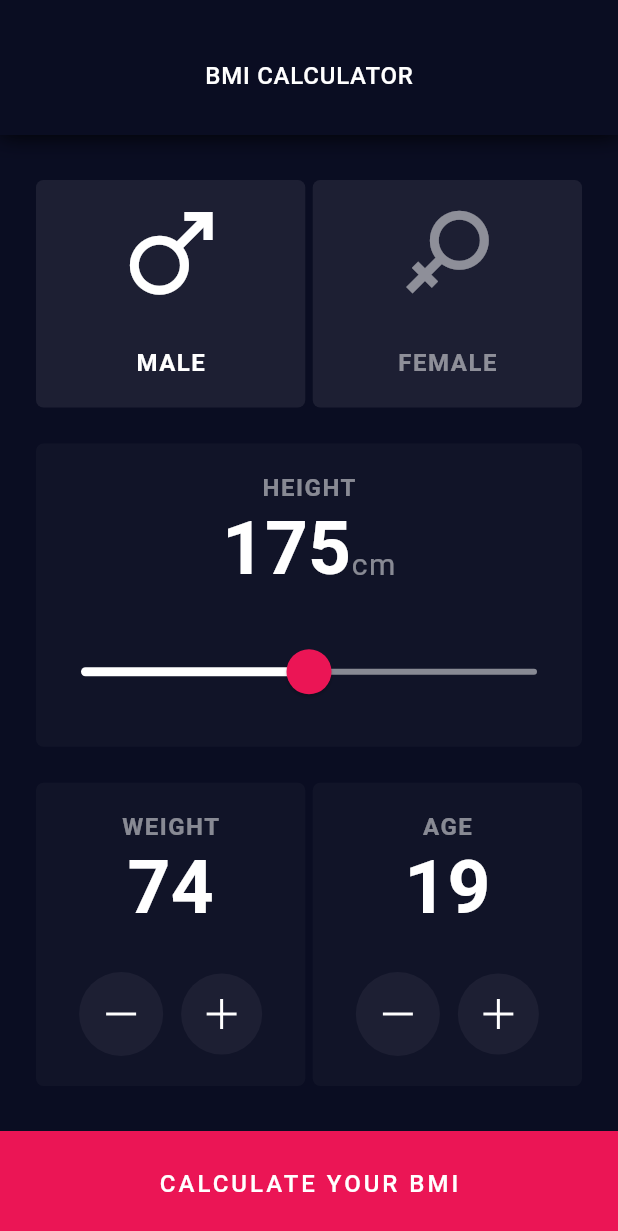
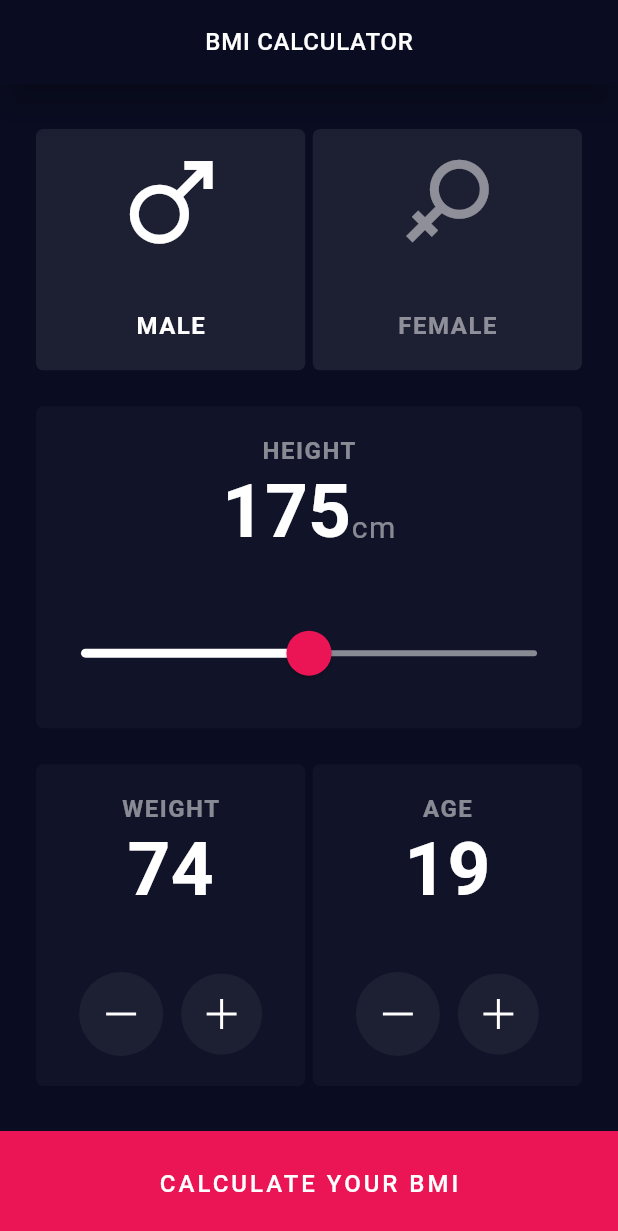
Before and after one commit to ruskakimov/bmi_calculator, a Flutter app: the screen it shows after launch, on a phone screen of 412 x 824 dp. Shown: the top 1231 px of the screen. Run offline on Flutter 3.47's test engine with Material 2 defaults, Android fonts, the phone set to English and light mode, and no system bars.

Commit message:
update appbar

```diff
--- a/lib/input_page.dart
+++ b/lib/input_page.dart
@@ -36,7 +36,9 @@ class _InputPageState extends State<InputPage> {
 
   @override
   Widget build(BuildContext context) {
-    return Column(
+    return Scaffold(
+      appBar: widgets.CustomAppBar('BMI CALCULATOR'),
+      body: Column(
         children: <Widget>[
           Expanded(
             child: Padding(
@@ -94,8 +96,14 @@ class _InputPageState extends State<InputPage> {
               ),
             ),
           ),
-        widgets.PrimaryButton('CALCULATE YOUR BMI'),
+          widgets.PrimaryButton(
+            'CALCULATE YOUR BMI',
+            onPress: () {
+              Navigator.of(context).pushNamed('result');
+            },
+          ),
         ],
+      ),
     );
   }
 }
--- a/lib/main.dart
+++ b/lib/main.dart
@@ -26,7 +26,7 @@ class BMICalculator extends StatelessWidget {
         accentColor: BmiColors.blue3,
         primaryColor: BmiColors.pink,
         highlightColor: BmiColors.white,
-        textTheme: TextTheme(
+        textTheme: const TextTheme(
           title: TextStyle(
             fontSize: 16,
             color: BmiColors.white,
@@ -56,23 +56,21 @@ class BMICalculator extends StatelessWidget {
           ),
         ),
       ),
-      home: Stack(
-        children: <Widget>[
-          Image(
-            image: AssetImage('images/selector_page.png'),
-            alignment: Alignment.bottomCenter,
-            width: double.infinity,
-            fit: BoxFit.contain,
-          ),
-          Opacity(
-            opacity: 1,
-            child: Scaffold(
-              appBar: widgets.AppBar('BMI CALCULATOR'),
-              body: InputPage(),
-            ),
-          ),
-        ],
-      ),
+      initialRoute: '/',
+      routes: <String, WidgetBuilder>{
+        '/': (context) => InputPage(),
+        'result': (context) => ResultPage(),
+      },
     );
   }
 }
+
+class ResultPage extends StatelessWidget {
+  @override
+  Widget build(BuildContext context) {
+    return Scaffold(
+      appBar: widgets.CustomAppBar('RESULT'),
+      body: Text('yo'),
+    );
+  }
+}
--- a/lib/widgets.dart
+++ b/lib/widgets.dart
@@ -3,9 +3,9 @@ import 'package:flutter/material.dart';
 import 'colors.dart';
 import 'bmi_icons.dart';
 
-class AppBar extends StatelessWidget implements PreferredSizeWidget {
-  const AppBar(this.title, {Key key})
-      : preferredSize = const Size.fromHeight(90),
+class CustomAppBar extends StatelessWidget implements PreferredSizeWidget {
+  const CustomAppBar(this.title, {Key key})
+      : preferredSize = const Size.fromHeight(56),
         super(key: key);
 
   @override
@@ -14,19 +14,13 @@ class AppBar extends StatelessWidget implements PreferredSizeWidget {
 
   @override
   Widget build(BuildContext context) {
-    return Container(
-      decoration: BoxDecoration(
-        color: Theme.of(context).canvasColor,
-        boxShadow: [BoxShadow(blurRadius: 12)],
-      ),
-      constraints: BoxConstraints.expand(),
-      alignment: Alignment.bottomCenter,
-      child: Padding(
-        padding: const EdgeInsets.only(bottom: 30),
-        child: Text(
-          title,
-          style: Theme.of(context).textTheme.title,
-        ),
+    return AppBar(
+      elevation: 10,
+      backgroundColor: BmiColors.blue1,
+      centerTitle: true,
+      title: Text(
+        title,
+        style: Theme.of(context).textTheme.title,
       ),
     );
   }
```
Lines whose indentation alone changed are shown as unchanged.
